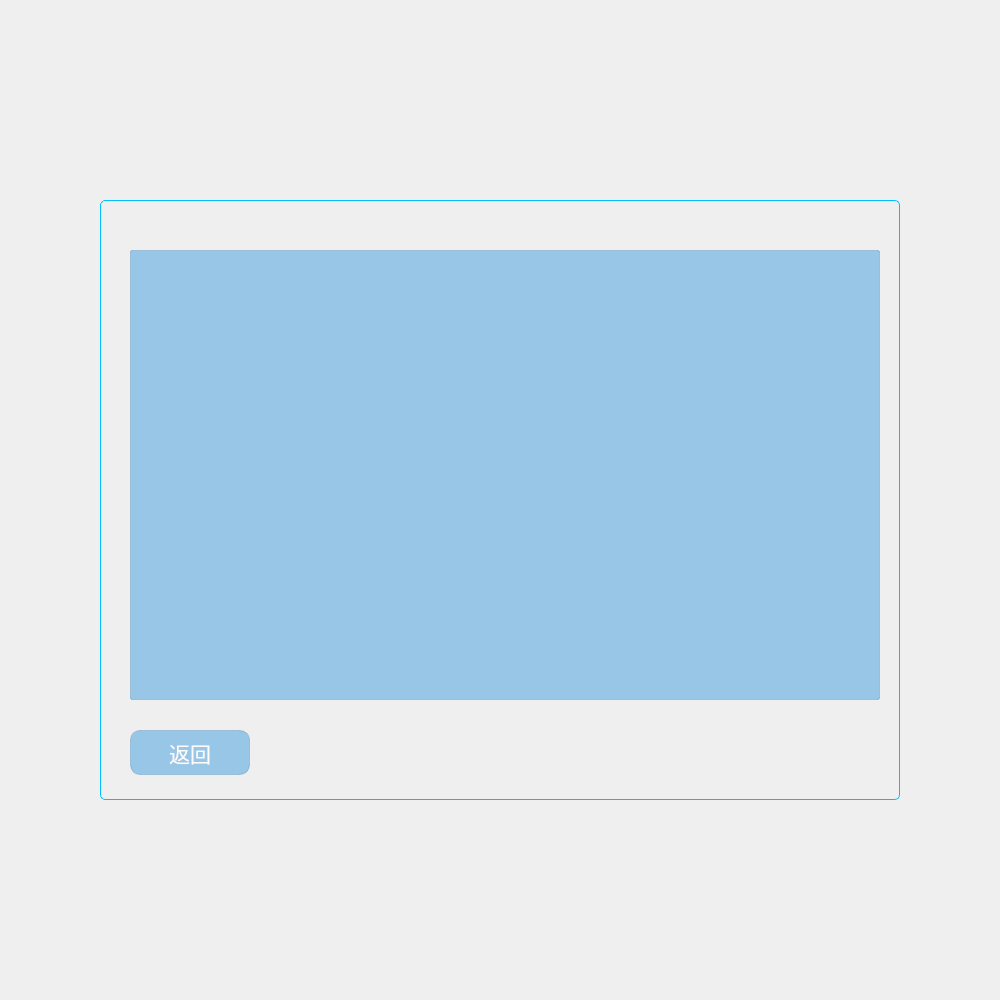
Before: the Qt Designer form TFW_chatServe/widget.ui in Sunlx5522/TFW_PROJECT, drawn with Qt 5.
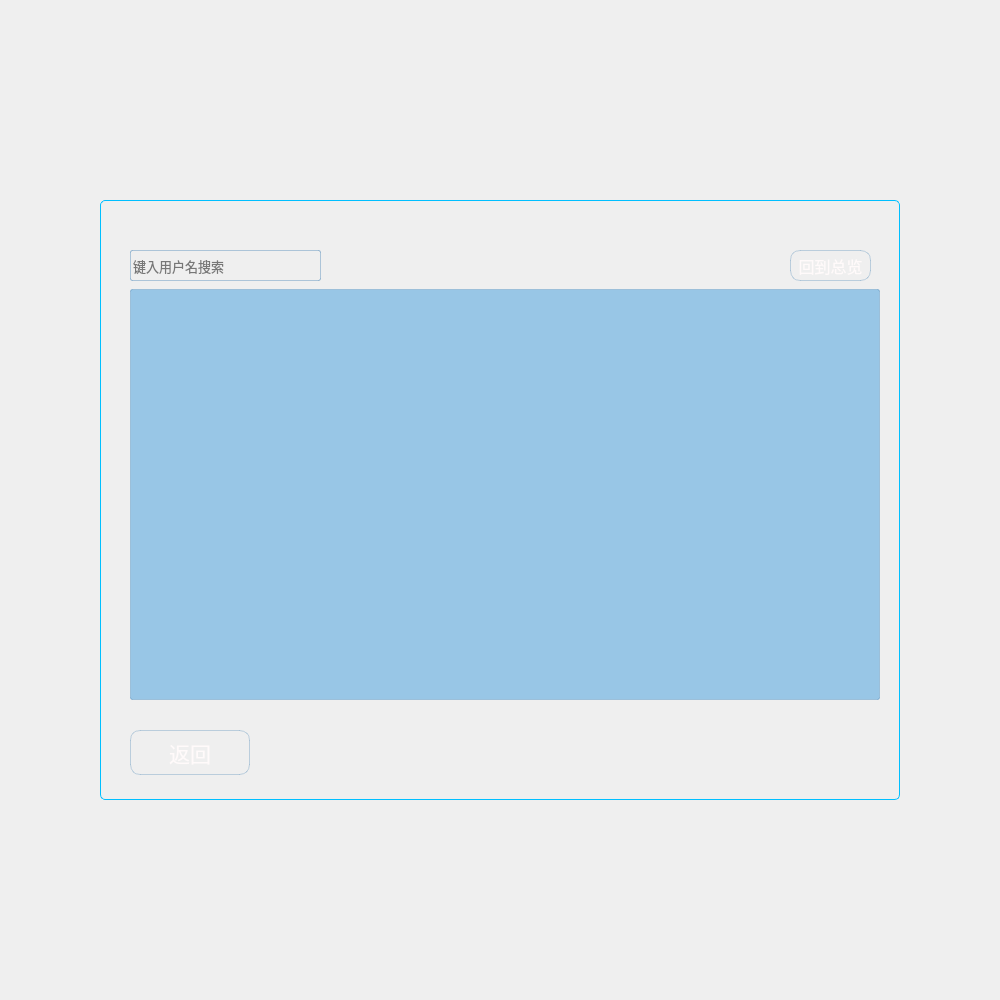
After: the same form once the commit is applied. The open tabs and pages were chosen to show the change. Icons and pictures are not drawn.

What changed in the file:
```diff
--- a/TFW_chatServe/widget.ui
+++ b/TFW_chatServe/widget.ui
@@ -1022,15 +1022,15 @@
       <property name="geometry">
        <rect>
         <x>20</x>
-        <y>10</y>
+        <y>49</y>
         <width>750</width>
-        <height>450</height>
+        <height>411</height>
        </rect>
       </property>
       <property name="minimumSize">
        <size>
         <width>750</width>
-        <height>450</height>
+        <height>0</height>
        </size>
       </property>
       <property name="maximumSize">
@@ -1125,6 +1125,9 @@
       <property name="sortingEnabled">
        <bool>true</bool>
       </property>
+      <property name="cornerButtonEnabled">
+       <bool>true</bool>
+      </property>
      </widget>
      <widget class="QPushButton" name="returnBack">
       <property name="geometry">
@@ -1161,10 +1164,10 @@
 QPushButton{
 /*静置时设置*/
 color:#FFFAFA;/*字体颜色设置*/
-background-color:rgba(152,198,230, 255);
-border-style:inset;/*背景颜色设置*/
+background-color:rgba(70,130,180, 0);/*背景颜色设置*/  
+border-style:outset;/*背景颜色设置*/
 border-radius:10px;/*边框圆角半径设置*/
-border: 1px solid rgba(70,130,180, 80);
+border: 1px solid rgba(70,130,180, 80)
 }
 
 QPushButton:hover{
@@ -1183,6 +1186,147 @@
        <string>返回</string>
       </property>
      </widget>
+     <widget class="QLineEdit" name="searchLineEdit_2">
+      <property name="geometry">
+       <rect>
+        <x>20</x>
+        <y>10</y>
+        <width>191</width>
+        <height>31</height>
+       </rect>
+      </property>
+      <property name="minimumSize">
+       <size>
+        <width>0</width>
+        <height>0</height>
+       </size>
+      </property>
+      <property name="maximumSize">
+       <size>
+        <width>16777215</width>
+        <height>16777215</height>
+       </size>
+      </property>
+      <property name="font">
+       <font>
+        <family>微软雅黑</family>
+        <pointsize>10</pointsize>
+       </font>
+      </property>
+      <property name="styleSheet">
+       <string notr="true"> /*文本输入框 账号输入*/
+QLineEdit{
+/*非悬浮时颜色设置*/
+color:#000000;
+background-color: rgba(255,255,255,0);
+border-style:outset;/*设置边框*/
+border-radius:2px;/*边框圆角半径设置*/
+border: 1px solid rgba(70,130,180, 100);
+}
+QLineEdit::hover
+{
+/*悬浮时颜色设置*/
+background-color:rgba(135,206,250, 255);
+}</string>
+      </property>
+      <property name="maxLength">
+       <number>25</number>
+      </property>
+      <property name="placeholderText">
+       <string>键入用户名搜索</string>
+      </property>
+      <property name="clearButtonEnabled">
+       <bool>true</bool>
+      </property>
+     </widget>
+     <widget class="QLabel" name="search">
+      <property name="geometry">
+       <rect>
+        <x>220</x>
+        <y>10</y>
+        <width>28</width>
+        <height>28</height>
+       </rect>
+      </property>
+      <property name="minimumSize">
+       <size>
+        <width>28</width>
+        <height>28</height>
+       </size>
+      </property>
+      <property name="maximumSize">
+       <size>
+        <width>28</width>
+        <height>28</height>
+       </size>
+      </property>
+      <property name="cursor">
+       <cursorShape>PointingHandCursor</cursorShape>
+      </property>
+      <property name="text">
+       <string/>
+      </property>
+      <property name="pixmap">
+       <pixmap resource="Resource.qrc">:/new/prefix1/search.png</pixmap>
+      </property>
+     </widget>
+     <widget class="QPushButton" name="returnToSum">
+      <property name="geometry">
+       <rect>
+        <x>680</x>
+        <y>10</y>
+        <width>81</width>
+        <height>31</height>
+       </rect>
+      </property>
+      <property name="minimumSize">
+       <size>
+        <width>0</width>
+        <height>0</height>
+       </size>
+      </property>
+      <property name="maximumSize">
+       <size>
+        <width>16777215</width>
+        <height>16777215</height>
+       </size>
+      </property>
+      <property name="font">
+       <font>
+        <family>微软雅黑</family>
+        <pointsize>12</pointsize>
+       </font>
+      </property>
+      <property name="cursor">
+       <cursorShape>PointingHandCursor</cursorShape>
+      </property>
+      <property name="styleSheet">
+       <string notr="true">/*登录按钮*/
+QPushButton{
+/*静置时设置*/
+color:#FFFAFA;/*字体颜色设置*/
+background-color:rgba(70,130,180, 0);/*背景颜色设置*/  
+border-style:outset;/*背景颜色设置*/
+border-radius:10px;/*边框圆角半径设置*/
+border: 1px solid rgba(70,130,180, 80)
+}
+
+QPushButton:hover{
+/*悬停时设置*/ /*由于与内部代码有冲突 已弃用*/
+background-color:rgba(135,206,250, 255);
+border-style:outset;/*边框设置*/
+}
+QPushButton:pressed{
+/*按压时设置*/
+background-color:rgba(173,216,230, 255);
+/*背景颜色设置*/
+border-style:inset;/*边框设置*/
+}</string>
+      </property>
+      <property name="text">
+       <string>回到总览</string>
+      </property>
+     </widget>
     </widget>
    </widget>
   </widget>
```
Left out of the diff: 75 changed lines with no effect on the pictures.
